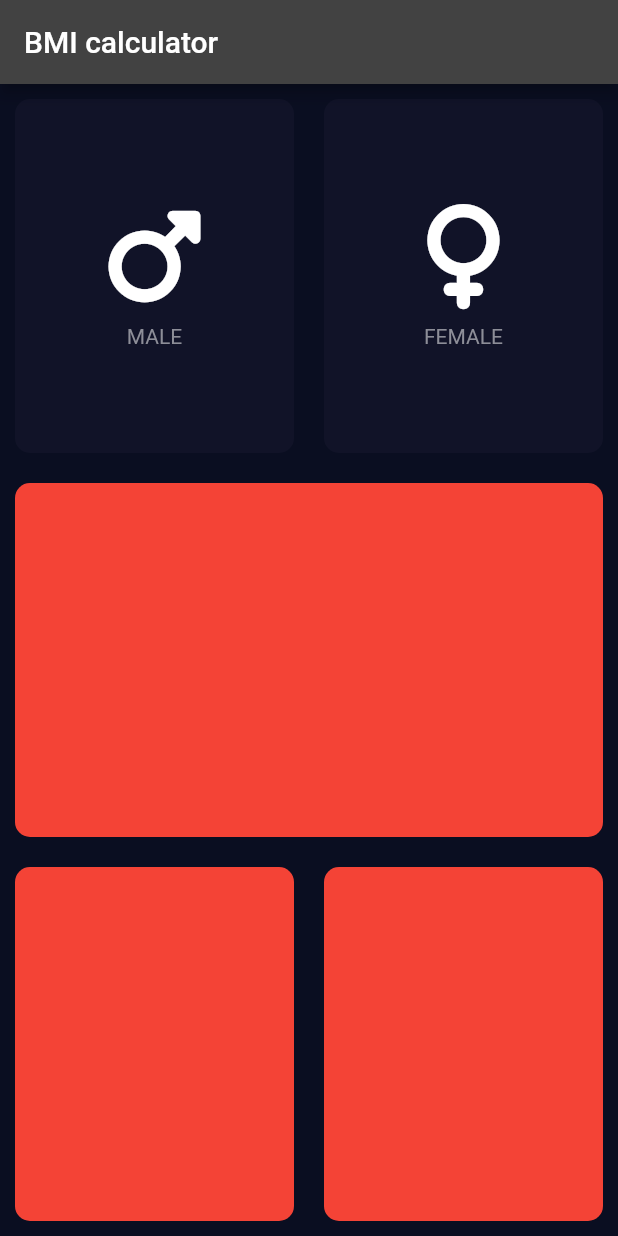
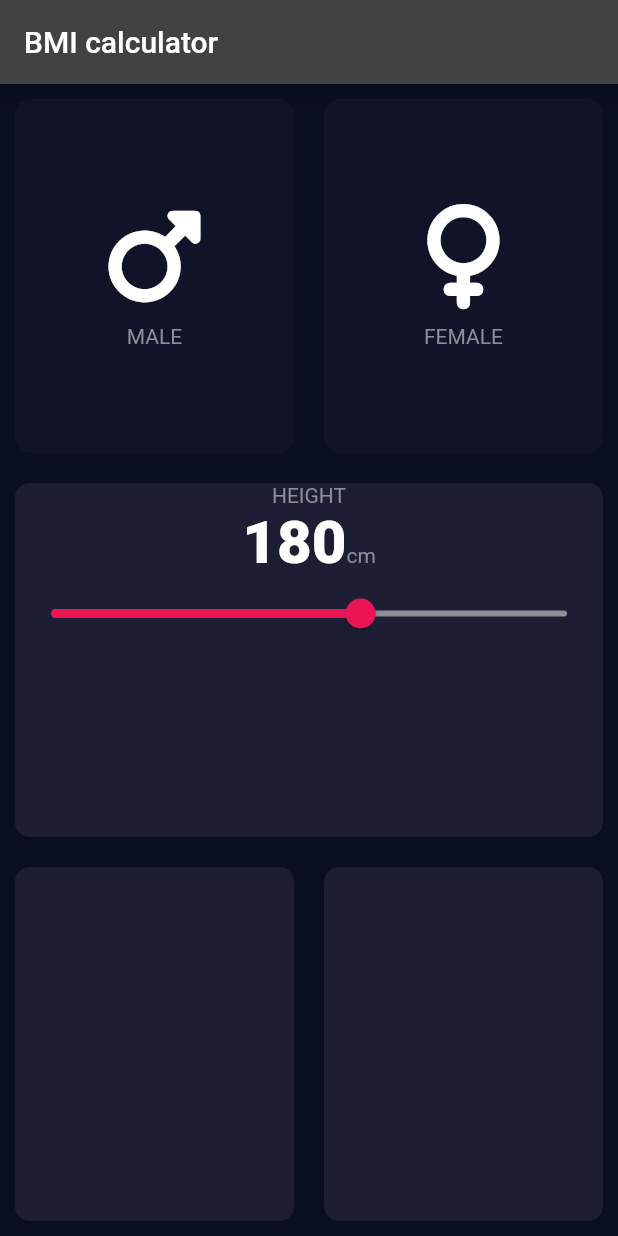
Before and after one commit to Dhiraj1424/aa, a Flutter app: the screen it shows after launch, on a phone screen of 412 x 824 dp. Run offline on Flutter 3.47's test engine with Material 2 defaults, Android fonts, the phone set to English and light mode, and no system bars; our stand-ins replace font_awesome_flutter.

Commit message:
slider  height = newValue.round(); (.round becouse one is double and one is integer

```diff
--- /dev/null
+++ b/lib/color/constans.dart
@@ -0,0 +1,13 @@
+import 'package:flutter/material.dart';
+
+const kmyColor = Color(0xFF1D1E33);
+const kactiveCardColor = Color(0xFF1D1E33);
+const kinactivateCardColor = Color(0xFF111328);
+
+const klabelTextStyle=TextStyle(
+          color: Color(0xFF8D8E98));
+
+const knumberTextStyle=TextStyle(
+                      fontSize:40,
+                      fontWeight: FontWeight.w900
+                    );
--- a/lib/componets/icon_content.dart
+++ b/lib/componets/icon_content.dart
@@ -1,8 +1,8 @@
 
+import 'package:bmi_calculator/color/constans.dart';
 import 'package:flutter/material.dart';
 
-const labelTextStyle=TextStyle(
-          color: Color(0xFF8D8E98));
+
 
 
 class IconContent extends StatelessWidget {
@@ -24,7 +24,7 @@ class IconContent extends StatelessWidget {
           height: 10,
         ),
         Text(iconText,
-        style:labelTextStyle,
+        style:klabelTextStyle,
         ),
 
 
--- a/lib/componets/reusable_container.dart
+++ b/lib/componets/reusable_container.dart
@@ -1,19 +1,25 @@
 import 'package:flutter/material.dart';
 class ReusableContainer extends StatelessWidget {
   const ReusableContainer({
-    Key? key,required this.cardColor, this.cardWidget
+    Key? key,required this.cardColor, this.cardWidget, this.ontap
   }) : super(key: key);
   final Color cardColor;
   final Widget? cardWidget;
+  final Function? ontap;
   @override
   Widget build(BuildContext context) {
-    return Container(
-                  margin:const  EdgeInsets.all(10),
-                  child: cardWidget,
-                  decoration:BoxDecoration(
-      color: cardColor,
+    return GestureDetector(
+      onTap: () {
+        ontap;
+      },
+      child: Container(
+                    margin:const  EdgeInsets.all(10),
+                    child: cardWidget,
+                    decoration:BoxDecoration(
+        color: cardColor,
 
-      borderRadius: BorderRadius.all(Radius.circular(10))),
-                );
+        borderRadius:const  BorderRadius.all(Radius.circular(10))),
+                  ),
+    );
   }
 }
--- a/lib/main.dart
+++ b/lib/main.dart
@@ -15,7 +15,7 @@ class MyApp extends StatelessWidget {
       title: 'Flutter Demo',
       theme: ThemeData.dark().copyWith(
 
-        scaffoldBackgroundColor: Color(0xFF0A0E21)
+        scaffoldBackgroundColor: const Color(0xFF0A0E21)
       ),
 
       home: const InputPage(title: 'BMI calculator'),
--- a/lib/screens/input_page.dart
+++ b/lib/screens/input_page.dart
@@ -1,11 +1,10 @@
+import 'package:bmi_calculator/color/constans.dart';
 import 'package:bmi_calculator/componets/icon_content.dart';
 import 'package:bmi_calculator/componets/reusable_container.dart';
 import 'package:flutter/material.dart';
 import 'package:font_awesome_flutter/font_awesome_flutter.dart';
 
-const myColor = Color(0xFF1D1E33);
-const activeCardColor = Colors.red;
-const inactivateCardColor = Color(0xFF111328);
+
 
 enum Gender { male, female }
 
@@ -44,7 +43,7 @@ class _InputPageState extends State<InputPage> {
 // }
 
   Gender?selectedGender;
-
+  int height=180;
   @override
   Widget build(BuildContext context) {
     return Scaffold(
@@ -52,55 +51,77 @@ class _InputPageState extends State<InputPage> {
           title: Text(widget.title),
         ),
         body: Column(
+          crossAxisAlignment: CrossAxisAlignment.stretch,
           children: [
             Expanded(
                 child: Row(
               children: [
                 Expanded(
-                    child: GestureDetector(
-                  onTap: () {
-                    setState(() {
-                      selectedGender =Gender.male;
-                      print('hello');
-                    });
+                    child: ReusableContainer(
+                      ontap: (){
+                        selectedGender=Gender.male;
                       },
-                  child: ReusableContainer(
                       cardColor: selectedGender == Gender.male
-                        ? activeCardColor
-                        : inactivateCardColor,
-                    cardWidget: IconContent(
+                          ? kactiveCardColor
+                          : kinactivateCardColor,
+                      cardWidget: const IconContent(
                         icon: FontAwesomeIcons.mars,
                         iconText: 'MALE',
                       ),
-                  ),
                     )),
                 Expanded(
-                    child: GestureDetector(
-                  onTap: () {
-                    setState(() {
-                      selectedGender = Gender.female;
-                    });
+
+                    child: ReusableContainer(
+                      ontap: (){
+                        selectedGender=Gender.female;
                       },
-                  child: ReusableContainer(
                       cardColor: selectedGender == Gender.female
-                        ? activeCardColor
-                        : inactivateCardColor,
-                    cardWidget: IconContent(
+                          ? kactiveCardColor
+                          : kinactivateCardColor,
+                      cardWidget: const IconContent(
                         icon: FontAwesomeIcons.venus,
                         iconText: 'FEMALE',
-                    ),
                       ),
                     )),
               ],
             )),
-            Expanded(child: ReusableContainer(cardColor: activeCardColor)),
+            Expanded(child: ReusableContainer(cardColor: kactiveCardColor,
+            cardWidget: Column(
+
+
+              children: [
+                Text('HEIGHT',style: klabelTextStyle,),
+                Row(
+                  mainAxisAlignment: MainAxisAlignment.center,
+                  textBaseline: TextBaseline.alphabetic,
+                  crossAxisAlignment:CrossAxisAlignment.baseline,
+                  children: [
+                    Text(height.toString(),style: knumberTextStyle),
+                    Text('cm',style: klabelTextStyle
+                    ,)
+                  ],
+                ),
+                Slider(value: height.toDouble(),
+                min: 120,
+                max: 220,
+                activeColor: Color(0xFFEB1555),
+                inactiveColor: Color(0xFF8D8E98),
+                 onChanged:(double newValue){
+setState(() {
+          height = newValue.round();
+        });
+                 })
+              ],
+            ),
+
+            )),
             Expanded(
                 child: Row(
               children: [
-                Expanded(child: ReusableContainer(cardColor: activeCardColor)),
+                Expanded(child: ReusableContainer(cardColor: kactiveCardColor)),
                 Expanded(
                     child: ReusableContainer(
-                  cardColor: activeCardColor,
+                  cardColor: kactiveCardColor,
                 )),
               ],
             )),
```
Lines whose indentation alone changed are shown as unchanged.
